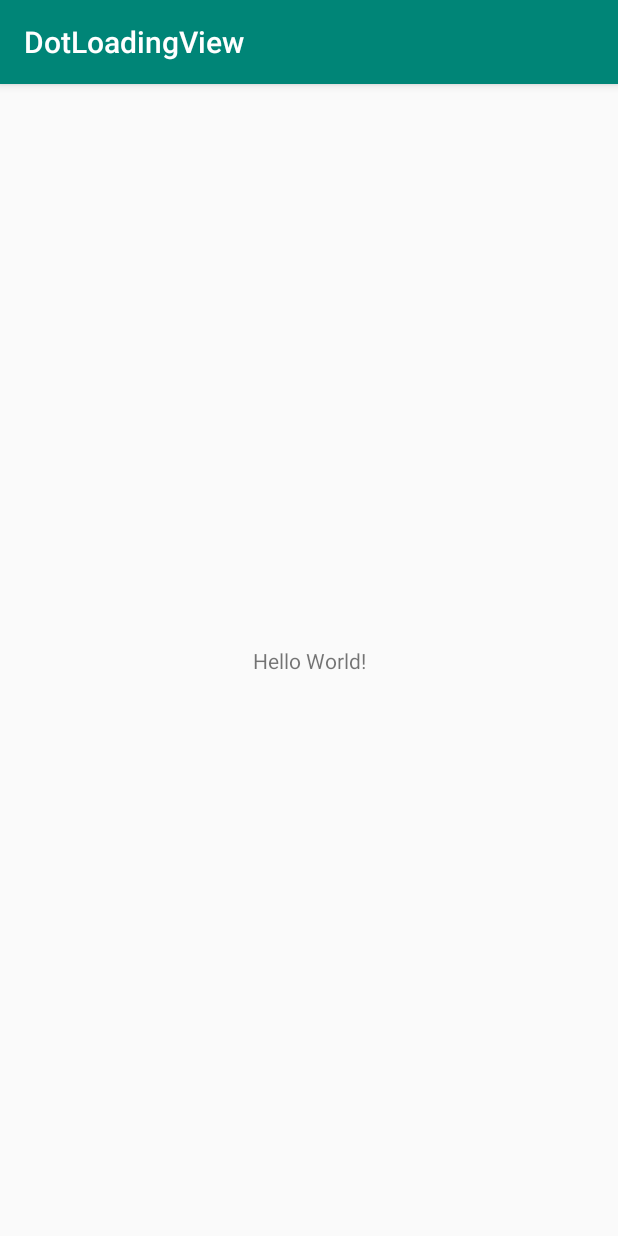
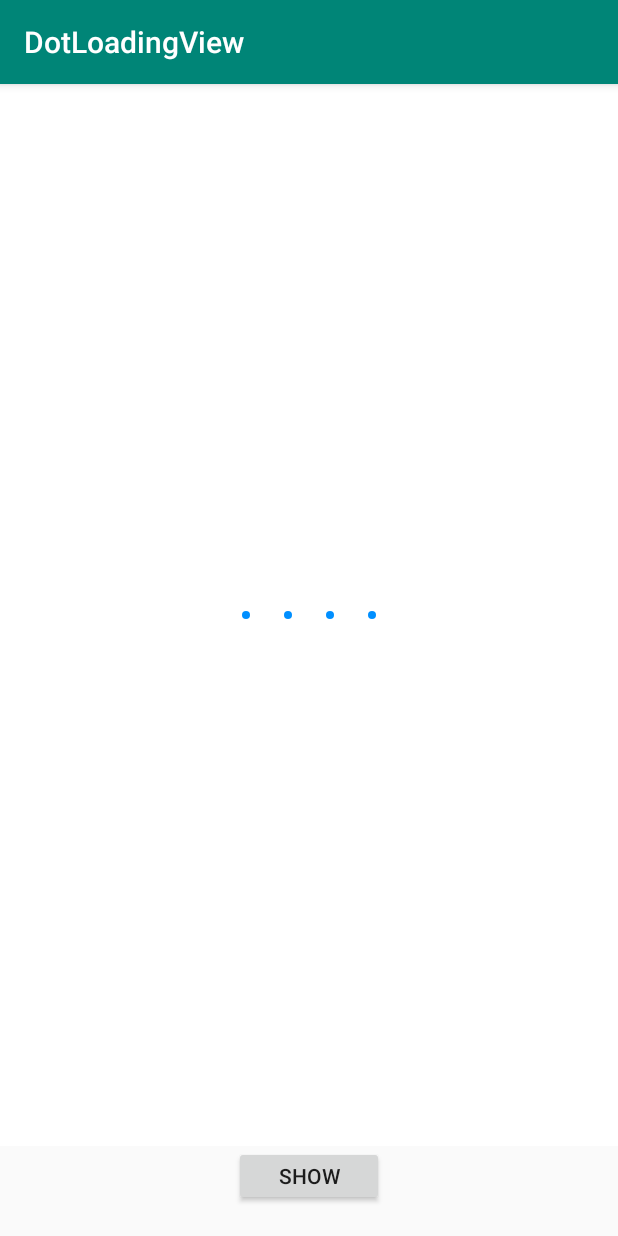
Before and after one commit to nguyenkhiem7789/DotLoadingView, an Android app: the screen it shows after launch (MainActivity), on a phone screen of 412 x 824 dp. Run offline under Robolectric (Android 15) with nearby library versions, the phone set to English and light mode, and no system bars.

Commit message:
create loading dialog

```diff
--- a/app/build.gradle
+++ b/app/build.gradle
@@ -32,4 +32,5 @@ dependencies {
     testImplementation 'junit:junit:4.12'
     androidTestImplementation 'androidx.test:runner:1.1.1'
     androidTestImplementation 'androidx.test.espresso:espresso-core:3.1.1'
+    implementation project (':dotloading')
 }
--- a/app/src/main/java/com/nguyen/dotloadingview/MainActivity.kt
+++ b/app/src/main/java/com/nguyen/dotloadingview/MainActivity.kt
@@ -2,11 +2,23 @@ package com.nguyen.dotloadingview
 
 import androidx.appcompat.app.AppCompatActivity
 import android.os.Bundle
+import android.os.Handler
+import android.util.Log
+import android.widget.Toast
+import com.nguyen.dotloading.DotLoadingDialog
+import kotlinx.android.synthetic.main.activity_main.*
 
 class MainActivity : AppCompatActivity() {
 
     override fun onCreate(savedInstanceState: Bundle?) {
         super.onCreate(savedInstanceState)
         setContentView(R.layout.activity_main)
+        showLoadingButton.setOnClickListener {
+            Toast.makeText(this, "Display loading 3s", Toast.LENGTH_SHORT).show()
+            DotLoadingDialog.show(this)
+            Handler().postDelayed(Runnable {
+                DotLoadingDialog.dimiss()
+            }, 3000)
+        }
     }
 }
--- a/app/src/main/res/layout/activity_main.xml
+++ b/app/src/main/res/layout/activity_main.xml
@@ -1,18 +1,30 @@
 <?xml version="1.0" encoding="utf-8"?>
-<androidx.constraintlayout.widget.ConstraintLayout xmlns:android="http://schemas.android.com/apk/res/android"
+<LinearLayout xmlns:android="http://schemas.android.com/apk/res/android"
     xmlns:app="http://schemas.android.com/apk/res-auto"
     xmlns:tools="http://schemas.android.com/tools"
     android:layout_width="match_parent"
     android:layout_height="match_parent"
-    tools:context=".MainActivity">
+    tools:context=".MainActivity"
+    android:gravity="center_horizontal"
+    android:orientation="vertical">
 
-    <TextView
-        android:layout_width="wrap_content"
-        android:layout_height="wrap_content"
-        android:text="Hello World!"
-        app:layout_constraintBottom_toBottomOf="parent"
-        app:layout_constraintLeft_toLeftOf="parent"
-        app:layout_constraintRight_toRightOf="parent"
-        app:layout_constraintTop_toTopOf="parent" />
+    <com.nguyen.dotloading.DotLoadingView
+        android:layout_width="match_parent"
+        android:layout_height="0dp"
+        android:layout_weight="1"
+        app:dot_color="@color/blue"
+        app:dot_distance="20dp"
+        app:dot_min_radius="4dp"
+        app:dot_max_radius="10dp"
+        app:dot_count="4"
+        />
 
-</androidx.constraintlayout.widget.ConstraintLayout>
+    <Button
+        android:id="@+id/showLoadingButton"
+        android:layout_width="100dp"
+        android:layout_height="40dp"
+        android:layout_marginBottom="20dp"
+        android:text="Show"
+        />
+
+</LinearLayout>
--- /dev/null
+++ b/dotloading/src/main/java/com/nguyen/dotloading/Dot.kt
@@ -0,0 +1,39 @@
+package com.nguyen.dotloading
+
+import android.graphics.Canvas
+import android.graphics.Paint
+import android.graphics.PointF
+
+class Dot {
+
+    private val paint: Paint by lazy {
+        Paint()
+    }
+
+    private val center: PointF by lazy {
+        PointF()
+    }
+
+    var radius: Float = 4.0f
+
+    init {
+        paint.isAntiAlias = true
+    }
+
+    fun setColor(color: Int) {
+        paint.color = color
+    }
+
+    fun setAlpha(alpha: Int) {
+        paint.alpha = alpha
+    }
+
+    fun setCenter(x: Float, y: Float) {
+        center.set(x, y)
+    }
+
+    fun draw(canvas: Canvas) {
+        canvas.drawCircle(center.x, center.y, radius, paint)
+    }
+
+}
--- /dev/null
+++ b/dotloading/src/main/java/com/nguyen/dotloading/DotLoadingDialog.kt
@@ -0,0 +1,29 @@
+package com.nguyen.dotloading
+
+import android.app.AlertDialog
+import android.app.Dialog
+import android.content.Context
+import android.util.Log
+
+public object DotLoadingDialog {
+
+    var builder: AlertDialog.Builder? = null
+
+    var dialog: Dialog? = null
+
+    fun show(context: Context) {
+        val dotLoadingView = DotLoadingView(context)
+        builder = AlertDialog.Builder(context, R.style.myFullscreenAlertDialogStyle)
+        builder!!.setView(dotLoadingView)
+        dialog = builder!!.create()
+        dialog!!.show()
+    }
+
+    fun dimiss() {
+        if(dialog != null && dialog!!.isShowing) {
+            dialog!!.dismiss()
+            builder = null
+        }
+    }
+
+}
--- a/dotloading/src/main/java/com/nguyen/dotloading/DotLoadingView.java
+++ /dev/null
@@ -1,5 +0,0 @@
-package com.nguyen.dotloading;
-
-public class DotLoadingView{
-
-}
--- /dev/null
+++ b/dotloading/src/main/java/com/nguyen/dotloading/DotLoadingView.kt
@@ -0,0 +1,116 @@
+package com.nguyen.dotloading
+
+import android.animation.ValueAnimator
+import android.annotation.SuppressLint
+import android.content.Context
+import android.graphics.Bitmap
+import android.graphics.Canvas
+import android.graphics.Color
+import android.util.AttributeSet
+import android.view.View
+import android.view.animation.Animation
+import androidx.core.content.res.ResourcesCompat
+
+class DotLoadingView: View {
+
+    companion object {
+        const val DEFAULT_MIN_RADIUS = 4
+
+        const val DEFAULT_MAX_RADIUS = 16
+
+        const val DEFAULT_DISTANCE = 28
+
+        const val DEFAULT_COUNT = 3
+    }
+
+    lateinit var extraBitmap: Bitmap
+
+    lateinit var extraCanvas: Canvas
+
+    public var minRadius: Int = DEFAULT_MIN_RADIUS
+
+    public var maxRadius: Int = DEFAULT_MAX_RADIUS
+
+    public var distance: Int = DEFAULT_DISTANCE
+
+    public var count: Int = DEFAULT_COUNT
+
+    public var dotColor: Int = 0
+
+    val dots = ArrayList<Dot>()
+
+    val bgColor: Int by lazy {
+        ResourcesCompat.getColor(resources, R.color.white, null)
+    }
+
+    constructor(context: Context) : this(context, null) {
+    }
+
+    constructor(context: Context, attrs: AttributeSet?) : this(context, attrs, 0) {
+        val typeArray = context.obtainStyledAttributes(attrs, R.styleable.DotLoadingView)
+        minRadius = typeArray.getDimensionPixelSize(R.styleable.DotLoadingView_dot_min_radius, DEFAULT_MIN_RADIUS)
+        maxRadius = typeArray.getDimensionPixelSize(R.styleable.DotLoadingView_dot_max_radius, DEFAULT_MAX_RADIUS)
+        distance = typeArray.getDimensionPixelSize(R.styleable.DotLoadingView_dot_distance, DEFAULT_DISTANCE)
+        count = typeArray.getInt(R.styleable.DotLoadingView_dot_count, DEFAULT_COUNT)
+        dotColor = typeArray.getColor(R.styleable.DotLoadingView_dot_color, Color.parseColor("#aaaaaa"))
+        typeArray.recycle()
+        init()
+    }
+
+    constructor(context: Context, attrs: AttributeSet?, defStyleAttr: Int) : super(context, attrs, defStyleAttr) {
+    }
+
+    fun init() {
+        dotColor = ResourcesCompat.getColor(resources, R.color.blue, null)
+
+        for(i in 0 .. (count - 1)) {
+            dots.add(Dot())
+        }
+        for(i in 0 .. (count - 1)) {
+            changeNewRadius(i, maxRadius.toFloat())
+        }
+    }
+
+    override fun onSizeChanged(w: Int, h: Int, oldw: Int, oldh: Int) {
+        super.onSizeChanged(w, h, oldw, oldh)
+        //init background
+        extraBitmap = Bitmap.createBitmap(width, height, Bitmap.Config.ARGB_8888)
+        extraCanvas = Canvas(extraBitmap)
+        extraCanvas.drawColor(bgColor)
+
+        //init array dot
+        val xCenter = width/2
+        val yCenter = height/2
+        val d = 2 * minRadius + distance
+        val firstXCenter = xCenter - ((dots.size - 1) * d / 2)
+        for(i in 0 .. dots.size - 1) {
+            dots[i].setCenter(firstXCenter + d.toFloat() * i, yCenter.toFloat())
+            dots[i].setColor(dotColor)
+        }
+    }
+
+    override fun onDraw(canvas: Canvas) {
+        super.onDraw(canvas)
+        canvas.drawBitmap(extraBitmap, 0f, 0f, null)
+        for(dot in dots) {
+            dot.draw(canvas)
+        }
+    }
+
+    @SuppressLint("WrongConstant")
+    private fun changeNewRadius(positionPerform: Int, newRadius: Float) {
+        if(dots[positionPerform].radius != newRadius) {
+            val animation: ValueAnimator = ValueAnimator.ofFloat(dots[positionPerform].radius, newRadius)
+            animation.addUpdateListener {
+                val newRadius = it.animatedValue
+                dots[positionPerform].radius = newRadius as Float
+                invalidate()
+            }
+            animation.repeatCount = Animation.INFINITE
+            animation.repeatMode = Animation.REVERSE
+            animation.duration = 1000
+            animation.startDelay = (positionPerform * 500).toLong()
+            animation.start()
+        }
+    }
+}
--- /dev/null
+++ b/dotloading/src/main/res/values/attrs.xml
@@ -0,0 +1,10 @@
+<?xml version="1.0" encoding="utf-8"?>
+<resources>
+    <declare-styleable name="DotLoadingView">
+        <attr name="dot_min_radius" format="dimension"/>
+        <attr name="dot_max_radius" format="dimension"/>
+        <attr name="dot_distance" format="dimension"/>
+        <attr name="dot_count" format="integer"/>
+        <attr name="dot_color" format="color"/>
+    </declare-styleable>
+</resources>
--- /dev/null
+++ b/dotloading/src/main/res/values/color.xml
@@ -0,0 +1,6 @@
+<?xml version="1.0" encoding="utf-8"?>
+<resources>
+    <color name="white">#ffffff</color>
+    <color name="blue">#008FFF</color>
+    <color name="gray">#aaaaaa</color>
+</resources>
--- /dev/null
+++ b/dotloading/src/main/res/values/styles.xml
@@ -0,0 +1,8 @@
+<?xml version="1.0" encoding="utf-8"?>
+<resources>
+
+    <style name="myFullscreenAlertDialogStyle" parent="Theme.AppCompat.Light.NoActionBar">
+        <item name="android:windowFullscreen">true</item>
+    </style>
+
+</resources>
```
